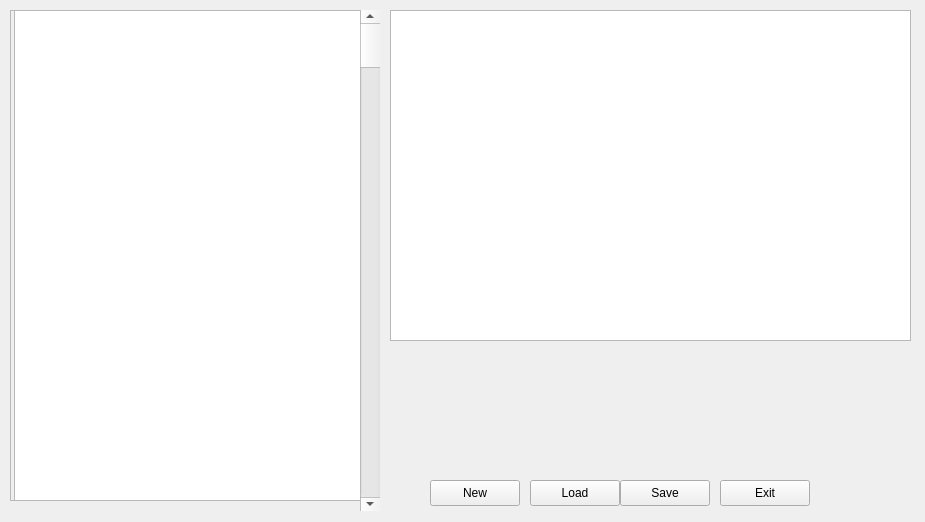
First picture: the form in Editor/Libre-Editor/ui/shadereditor.ui, repository FOSS-society/libre-engine, before the edit.
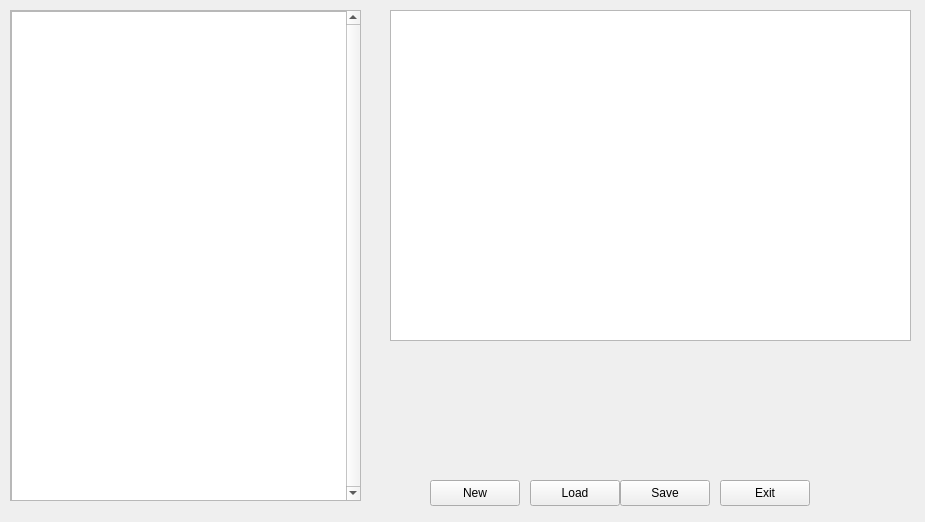
Second picture: the form after the edit.

Commit message:
Added a UserProject Class in the Editor to determine the name and whereabouts of the project that is being created Created a CreateProjectGUI which sets the main window's project to a new one
Setup a new layout for the Script editor

```diff
--- a/Editor/Libre-Editor/ui/shadereditor.ui
+++ b/Editor/Libre-Editor/ui/shadereditor.ui
@@ -74,6 +74,9 @@
      <height>491</height>
     </rect>
    </property>
+   <property name="verticalScrollBarPolicy">
+    <enum>Qt::ScrollBarAlwaysOn</enum>
+   </property>
    <property name="widgetResizable">
     <bool>true</bool>
    </property>
@@ -82,35 +85,22 @@
      <rect>
       <x>0</x>
       <y>0</y>
-      <width>349</width>
+      <width>336</width>
       <height>489</height>
      </rect>
     </property>
-    <widget class="QPlainTextEdit" name="plainTextEdit">
+    <widget class="QTextEdit" name="textEdit">
      <property name="geometry">
       <rect>
-       <x>3</x>
-       <y>-6</y>
-       <width>351</width>
-       <height>501</height>
+       <x>0</x>
+       <y>0</y>
+       <width>341</width>
+       <height>491</height>
       </rect>
      </property>
     </widget>
    </widget>
   </widget>
-  <widget class="QScrollBar" name="verticalScrollBar">
-   <property name="geometry">
-    <rect>
-     <x>360</x>
-     <y>10</y>
-     <width>20</width>
-     <height>501</height>
-    </rect>
-   </property>
-   <property name="orientation">
-    <enum>Qt::Vertical</enum>
-   </property>
-  </widget>
   <widget class="QGraphicsView" name="graphicsView">
    <property name="geometry">
     <rect>
```
Left out of the diff: 2 changed lines with no effect on the pictures. The commit also changes 22 other files.
